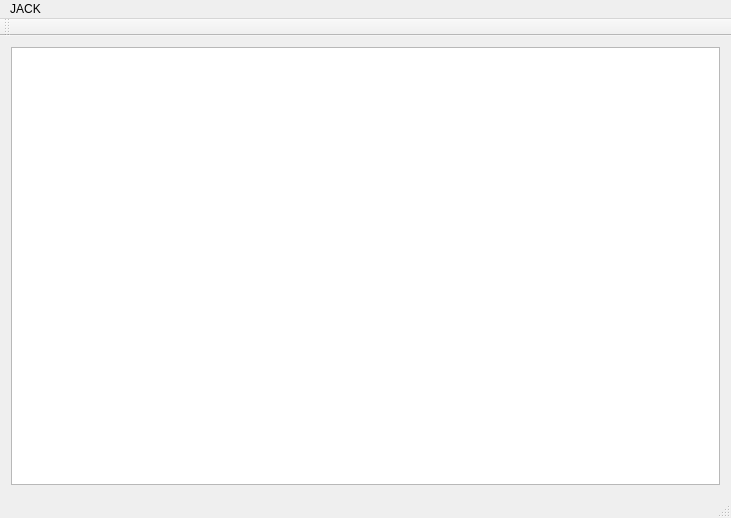
This is mainwindow.ui in elektrokokke/elektrocillin as Qt 5 draws it before an edit. The edited form follows.
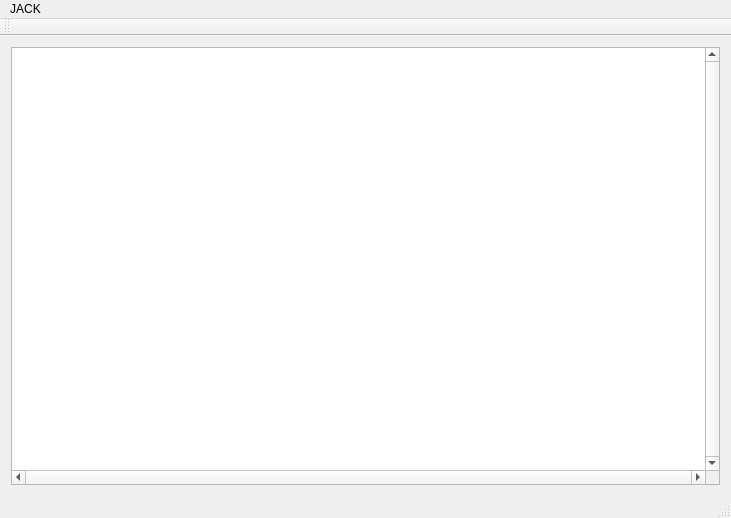
This is the edited form.

The edit to the form file:
```diff
--- a/mainwindow.ui
+++ b/mainwindow.ui
@@ -22,7 +22,14 @@
   <widget class="QWidget" name="centralWidget">
    <layout class="QVBoxLayout" name="verticalLayout">
     <item>
-     <widget class="QGraphicsView" name="graphicsView"/>
+     <widget class="QGraphicsView" name="graphicsView">
+      <property name="verticalScrollBarPolicy">
+       <enum>Qt::ScrollBarAlwaysOn</enum>
+      </property>
+      <property name="horizontalScrollBarPolicy">
+       <enum>Qt::ScrollBarAlwaysOn</enum>
+      </property>
+     </widget>
     </item>
    </layout>
   </widget>
```
Left out of the diff: 31 changed lines with no effect on the pictures.
